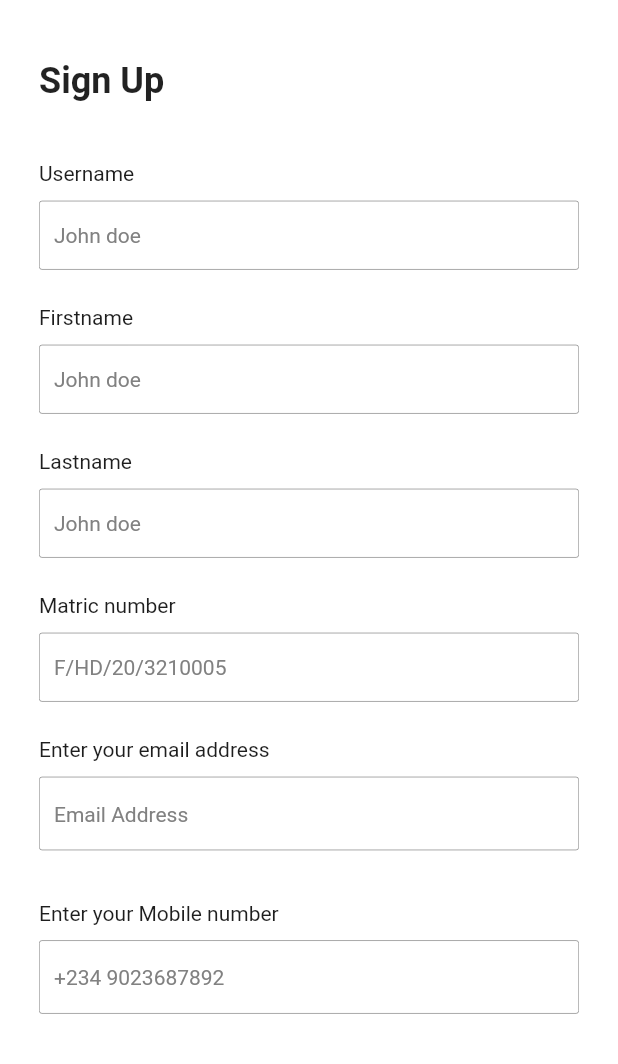
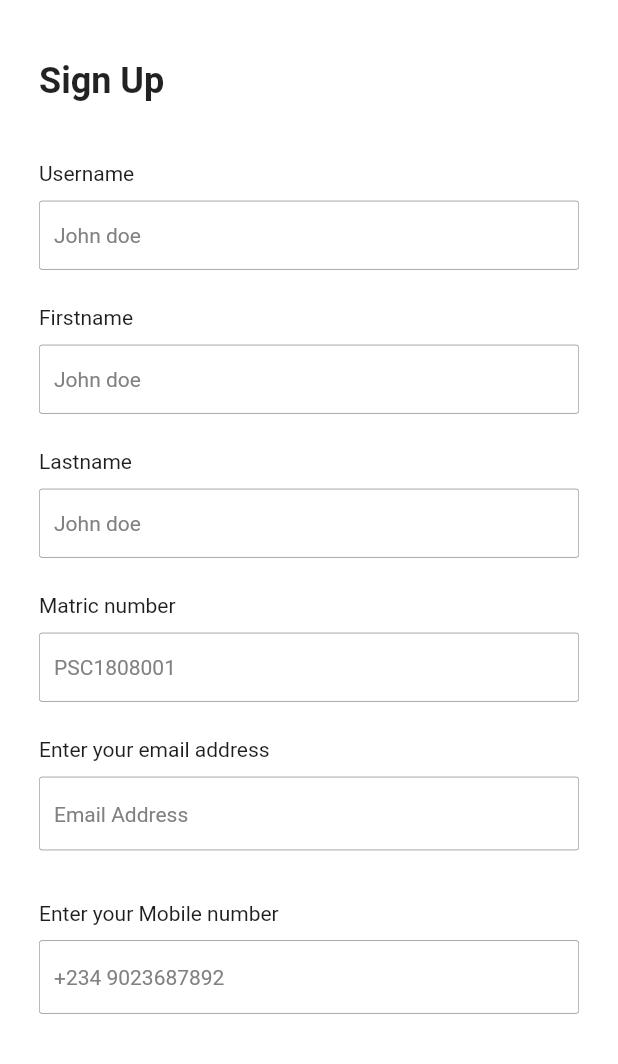
Before and after one commit to Collins-01/Elib, a Flutter app: the screen it shows after launch, after a tap on "Sign Up", on a phone screen of 412 x 824 dp, the part 172-1236 px from its top. Run offline on Flutter 3.47's test engine with Material 2 defaults, Android fonts, the phone set to English and light mode, and no system bars; our stand-ins replace cloud_firestore, dio, email_validator, firebase_auth, firebase_core, flutter_native_splash and 7 more; missing offline and left inert: cloud_firestore_web, firebase_auth_web, firebase_core_web, flutter_pdfview, shared_preferences_web; accounts and stored records are empty; Roboto replaces fonts that are missing (CabinetGrotesk).

Commit message:
Changed matriculation number on sigup page

```diff
--- a/lib/feature/onboarding/screens/sign_up/sign_up.dart
+++ b/lib/feature/onboarding/screens/sign_up/sign_up.dart
@@ -109,7 +109,7 @@ class _SignUpState extends State<SignUp> {
                             InputField(
                               title: "Matric number",
                               controller: _matricController,
-                              hintText: "F/HD/20/3210005",
+                              hintText: "PSC1808001",
                             ),
                             const SizedBox(
                               height: 24.0,
@@ -166,7 +166,7 @@ class _SignUpState extends State<SignUp> {
                                     child: Text("Forgot Password?",
                                         style: textStyle.copyWith(
                                           decoration: TextDecoration.underline,
-                                          color: const Color(0xff114B5F),
+                                          color: bluePrimaryColor,
                                           fontSize: 14.0,
                                           fontWeight: FontWeight.w400,
                                         )),
```
